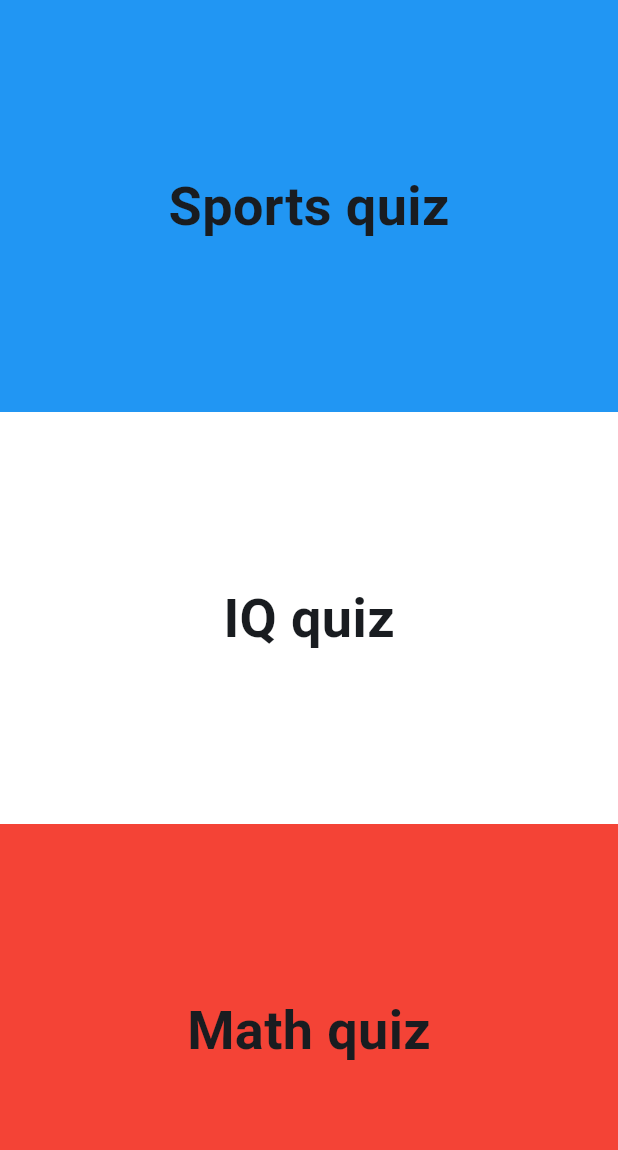
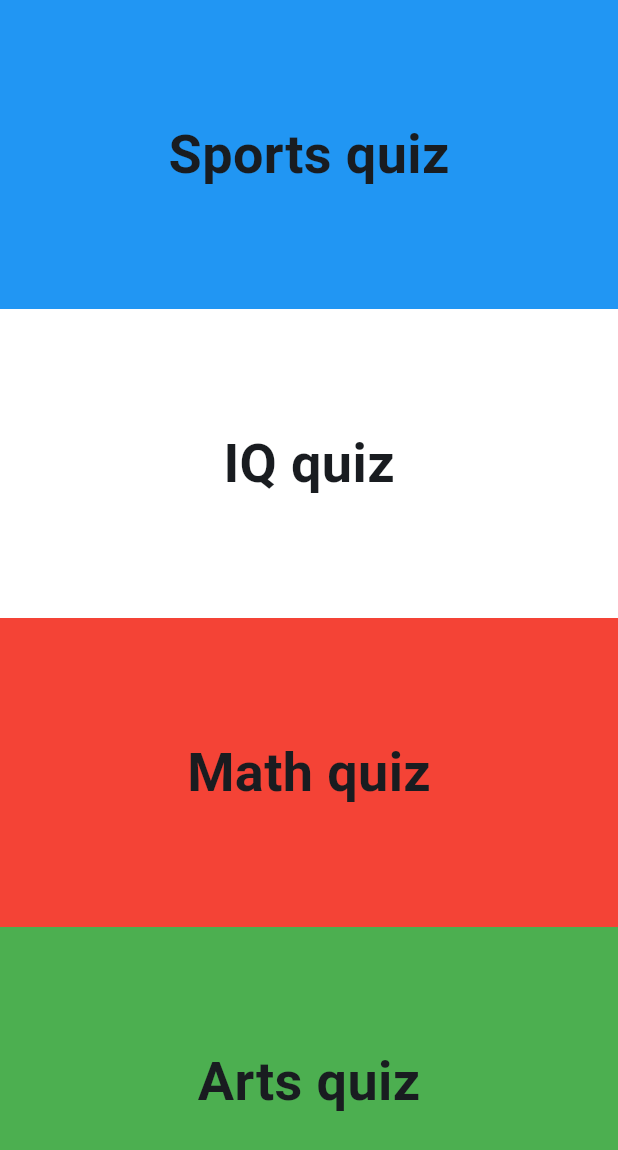
Before and after one commit to MohamedElfalaky/CU-ITI-QuizApp, a Flutter app: the CategoryScreen screen opened directly, on a phone screen of 412 x 824 dp. Shown: the top 1150 px of the screen. Run offline on Flutter 3.47's test engine with Material 3 defaults, Android fonts, the phone set to English and light mode, and no system bars.

Commit message:
session 3 | finish quiz app

```diff
--- /dev/null
+++ b/lib/data/globals.dart
@@ -0,0 +1,189 @@
+import 'package:flutter/material.dart';
+
+List sportQuizQuestions = [
+  {
+    'questionText': 'How many times did Egypt won AFCON?',
+    'answers': [
+      {'ans': '4', 'score': 0},
+      {'ans': '5', 'score': 0},
+      {'ans': '6', 'score': 0},
+      {'ans': '7', 'score': 1},
+      {'ans': '5', 'score': 0},
+      {'ans': '6', 'score': 0},
+    ],
+    // 'correctAnswer': '7'
+  },
+  {
+    'questionText': 'How many times did Brazil won World cup?',
+    'answers': [
+      {'ans': '4', 'score': 0},
+      {'ans': '5', 'score': 1},
+      {'ans': '6', 'score': 0},
+    ],
+  },
+  {
+    'questionText': 'What is the Arabian contry that hosted world cup',
+    'answers': [
+      {'ans': 'KSA', 'score': 0},
+      {'ans': 'Egypt', 'score': 0},
+      {'ans': 'Iraq', 'score': 0},
+      {'ans': 'Qatar', 'score': 1},
+      {'ans': 'Algeria', 'score': 0},
+    ],
+  },
+];
+
+List iqQuizQuestions = [
+  {
+    'questionText':
+        'Which shape should come next in the sequence: circle, square, triangle, circle, square, ...?',
+    'answers': [
+      {'ans': 'triangle', 'score': 1},
+      {'ans': 'circle', 'score': 0},
+      {'ans': 'square', 'score': 0},
+      {'ans': 'pentagon', 'score': 0},
+    ],
+  },
+  {
+    'questionText':
+        'If you rearrange the letters "CIFAIPC" you would have the name of a:',
+    'answers': [
+      {'ans': 'Animal', 'score': 0},
+      {'ans': 'Country', 'score': 1},
+      {'ans': 'City', 'score': 0},
+      {'ans': 'Vegetable', 'score': 0},
+    ],
+  },
+  {
+    'questionText':
+        'What is the missing number in the sequence: 3, 9, 27, _, 243?',
+    'answers': [
+      {'ans': '54', 'score': 0},
+      {'ans': '81', 'score': 1},
+      {'ans': '120', 'score': 0},
+      {'ans': '100', 'score': 0},
+    ],
+  },
+  {
+    'questionText':
+        'Which one of these words is the odd one out: Tiger, Lion, Elephant, Cheetah?',
+    'answers': [
+      {'ans': 'Elephant', 'score': 1},
+      {'ans': 'Cheetah', 'score': 0},
+      {'ans': 'Tiger', 'score': 0},
+      {'ans': 'Lion', 'score': 0},
+    ],
+  },
+  {
+    'questionText':
+        'John, Kevin, and Sarah are siblings. Sarah is older than John but younger than Kevin. Who is the oldest?',
+    'answers': [
+      {'ans': 'John', 'score': 0},
+      {'ans': 'Sarah', 'score': 0},
+      {'ans': 'Kevin', 'score': 1},
+    ],
+  },
+  {
+    'questionText': 'Which number is the odd one out: 2, 4, 6, 9, 10?',
+    'answers': [
+      {'ans': '6', 'score': 0},
+      {'ans': '10', 'score': 0},
+      {'ans': '9', 'score': 1},
+      {'ans': '4', 'score': 0},
+    ],
+  },
+];
+
+List mathQuizQuestions = [
+  {
+    'questionText': 'What is the value of 3 + 7 × 2?',
+    'answers': [
+      {'ans': '17', 'score': 0},
+      {'ans': '20', 'score': 1},
+      {'ans': '14', 'score': 0},
+      {'ans': '21', 'score': 0},
+    ],
+  },
+  {
+    'questionText': 'What is the square root of 81?',
+    'answers': [
+      {'ans': '7', 'score': 0},
+      {'ans': '8', 'score': 0},
+      {'ans': '9', 'score': 1},
+      {'ans': '10', 'score': 0},
+    ],
+  },
+  {
+    'questionText': 'Solve for x: 5x = 25',
+    'answers': [
+      {'ans': 'x = 0', 'score': 0},
+      {'ans': 'x = 3', 'score': 0},
+      {'ans': 'x = 5', 'score': 1},
+      {'ans': 'x = 10', 'score': 0},
+    ],
+  },
+  {
+    'questionText': 'Which is the smallest prime number?',
+    'answers': [
+      {'ans': '1', 'score': 0},
+      {'ans': '2', 'score': 1},
+      {'ans': '3', 'score': 0},
+      {'ans': '5', 'score': 0},
+    ],
+  },
+  {
+    'questionText':
+        'If a triangle has angles of 60°, 60°, and 60°, what type of triangle is it?',
+    'answers': [
+      {'ans': 'Right-angled', 'score': 0},
+      {'ans': 'Isosceles', 'score': 0},
+      {'ans': 'Equilateral', 'score': 1},
+      {'ans': 'Scalene', 'score': 0},
+    ],
+  },
+  {
+    'questionText': 'What is 12% of 50?',
+    'answers': [
+      {'ans': '6', 'score': 1},
+      {'ans': '12', 'score': 0},
+      {'ans': '4', 'score': 0},
+      {'ans': '8', 'score': 0},
+    ],
+  },
+  {
+    'questionText': 'What is the value of π (pi) to two decimal places?',
+    'answers': [
+      {'ans': '3.12', 'score': 0},
+      {'ans': '3.14', 'score': 1},
+      {'ans': '3.16', 'score': 0},
+      {'ans': '3.15', 'score': 0},
+    ],
+  },
+  {
+    'questionText': 'Solve for y: 2y + 6 = 14',
+    'answers': [
+      {'ans': 'y = 2', 'score': 0},
+      {'ans': 'y = 3', 'score': 1},
+      {'ans': 'y = 4', 'score': 0},
+      {'ans': 'y = 5', 'score': 0},
+    ],
+  },
+  {
+    'questionText': 'What is the next number in the series: 2, 4, 8, 16, __?',
+    'answers': [
+      {'ans': '24', 'score': 0},
+      {'ans': '32', 'score': 1},
+      {'ans': '20', 'score': 0},
+      {'ans': '28', 'score': 0},
+    ],
+  },
+  {
+    'questionText': 'Which is larger: 4/5 or 3/4?',
+    'answers': [
+      {'ans': '4/5', 'score': 1},
+      {'ans': '3/4', 'score': 0},
+    ],
+  },
+];
+
+var userNameController = TextEditingController();
--- a/lib/main.dart
+++ b/lib/main.dart
@@ -1,6 +1,8 @@
 import 'dart:io';
 
+import 'package:cu_iti_quizapp/screens/category_screen.dart';
 import 'package:cu_iti_quizapp/screens/landing_screen.dart';
+import 'package:cu_iti_quizapp/screens/questions_screen.dart';
 import 'package:flutter/cupertino.dart';
 import 'package:flutter/material.dart';
 
@@ -20,7 +22,7 @@ class MyApp extends StatelessWidget {
           colorScheme: ColorScheme.fromSeed(seedColor: Colors.blue),
           useMaterial3: true,
           appBarTheme: AppBarTheme(backgroundColor: Colors.green)),
-      home: const LandingScreen(),
+      home: LandingScreen(),
     );
     //  Platform.isIOS
     //     ? CupertinoApp(
--- a/lib/screens/category_screen.dart
+++ b/lib/screens/category_screen.dart
@@ -1,4 +1,6 @@
+import 'package:cu_iti_quizapp/data/globals.dart';
 import 'package:cu_iti_quizapp/screens/questions_screen.dart';
+import 'package:cu_iti_quizapp/widgets/category_container.dart';
 import 'package:flutter/cupertino.dart';
 import 'package:flutter/material.dart';
 
@@ -11,64 +13,25 @@ class CategoryScreen extends StatelessWidget {
       body: Column(
         crossAxisAlignment: CrossAxisAlignment.stretch,
         children: [
-          Expanded(
-            child: InkWell(
-              onTap: () {
-                Navigator.push(
-                  context,
-                  MaterialPageRoute<void>(
-                    builder: (BuildContext context) => const QuestionsScreen(),
-                  ),
-                );
-              },
-              child: Container(
-                color: Colors.blue,
-                child: Center(
-                    child: Text(
-                  'Sports quiz',
-                  style: TextStyle(fontWeight: FontWeight.bold, fontSize: 36),
-                )),
-              ),
-            ),
+          CategoryContainer(
+            questionList: sportQuizQuestions,
+            themeColor: Colors.blue,
+            quizName: 'Sports quiz',
           ),
-          Expanded(
-            child: InkWell(
-              onTap: () {
-                Navigator.push(
-                  context,
-                  MaterialPageRoute<void>(
-                    builder: (BuildContext context) => const QuestionsScreen(),
-                  ),
-                );
-              },
-              child: Container(
-                color: Colors.white,
-                child: Center(
-                    child: Text('IQ quiz',
-                        style: TextStyle(
-                            fontWeight: FontWeight.bold, fontSize: 36))),
-              ),
-            ),
+          CategoryContainer(
+            questionList: iqQuizQuestions,
+            themeColor: Colors.white,
+            quizName: 'IQ quiz',
           ),
-          Expanded(
-            child: InkWell(
-              onTap: () {
-                Navigator.push(
-                  context,
-                  MaterialPageRoute<void>(
-                    builder: (BuildContext context) => const QuestionsScreen(),
-                  ),
-                );
-              },
-              child: Container(
-                color: Colors.red,
-                child: Center(
-                    child: Text('Math quiz',
-                        style: TextStyle(
-                            fontWeight: FontWeight.bold, fontSize: 36))),
-              ),
-            ),
+          CategoryContainer(
+            quizName: 'Math quiz',
+            questionList: mathQuizQuestions,
+            themeColor: Colors.red,
           ),
+          CategoryContainer(
+              questionList: iqQuizQuestions,
+              quizName: 'Arts quiz',
+              themeColor: Colors.green)
         ],
       ),
     );
--- a/lib/screens/landing_screen.dart
+++ b/lib/screens/landing_screen.dart
@@ -37,8 +37,7 @@ class LandingScreen extends StatelessWidget {
                         Navigator.push(
                           context,
                           MaterialPageRoute<void>(
-                            builder: (BuildContext context) =>
-                                const LoginScreen(),
+                            builder: (BuildContext context) => LoginScreen(),
                           ),
                         );
                       },
--- /dev/null
+++ b/lib/widgets/category_container.dart
@@ -0,0 +1,41 @@
+import 'package:cu_iti_quizapp/screens/questions_screen.dart';
+import 'package:flutter/material.dart';
+
+class CategoryContainer extends StatelessWidget {
+  final List questionList;
+  final Color themeColor;
+  final String quizName;
+  const CategoryContainer(
+      {super.key,
+      required this.questionList,
+      required this.quizName,
+      required this.themeColor});
+
+  @override
+  Widget build(BuildContext context) {
+    return Expanded(
+      child: InkWell(
+        onTap: () {
+          Navigator.push(
+            context,
+            MaterialPageRoute<void>(
+              builder: (BuildContext context) => QuestionsScreen(
+                questionList: questionList,
+                themeColor: themeColor,
+                quizName: quizName,
+              ),
+            ),
+          );
+        },
+        child: Container(
+          color: themeColor,
+          child: Center(
+              child: Text(
+            quizName,
+            style: TextStyle(fontWeight: FontWeight.bold, fontSize: 36),
+          )),
+        ),
+      ),
+    );
+  }
+}
```
Also changed, not shown: lib/screens/login_screen.dart (+19 -3 lines), lib/screens/questions_screen.dart (+42 -11 lines), lib/screens/score_screen.dart (+31 -4 lines).
